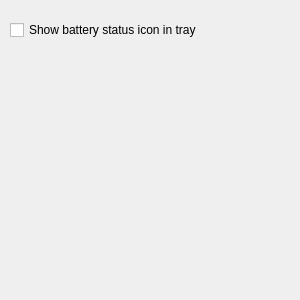
This is config/generalsettings.ui in lxqt/lxqt-powermanagement as Qt 5 draws it before an edit. The edited form follows.
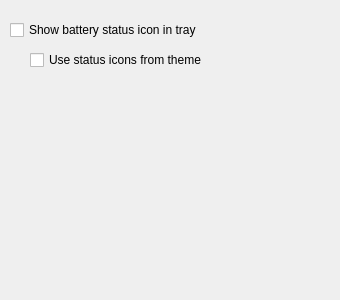
This is the edited form.

Commit message: Now possible to use theme-icons in razor-autosuspend

```diff
--- a/config/generalsettings.ui
+++ b/config/generalsettings.ui
@@ -6,7 +6,7 @@
    <rect>
     <x>0</x>
     <y>0</y>
-    <width>300</width>
+    <width>340</width>
     <height>300</height>
    </rect>
   </property>
@@ -26,6 +26,19 @@
     <string>Show battery status icon in tray</string>
    </property>
   </widget>
+  <widget class="QCheckBox" name="useThemeStatusIconsCheckBox">
+   <property name="geometry">
+    <rect>
+     <x>30</x>
+     <y>50</y>
+     <width>291</width>
+     <height>20</height>
+    </rect>
+   </property>
+   <property name="text">
+    <string>Use status icons from theme</string>
+   </property>
+  </widget>
  </widget>
  <resources/>
  <connections/>
```
Left out of the diff: 2 changed lines with no effect on the pictures. The commit also changes 13 other files.
